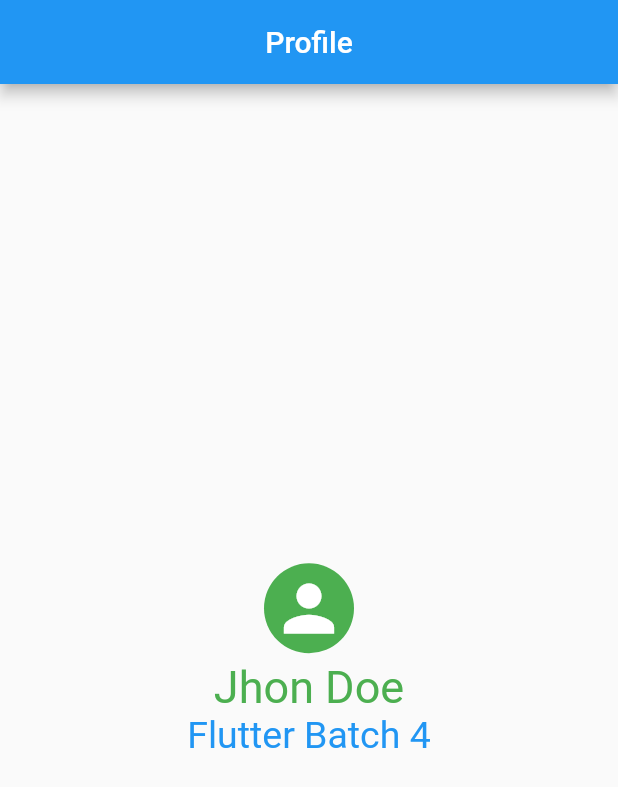
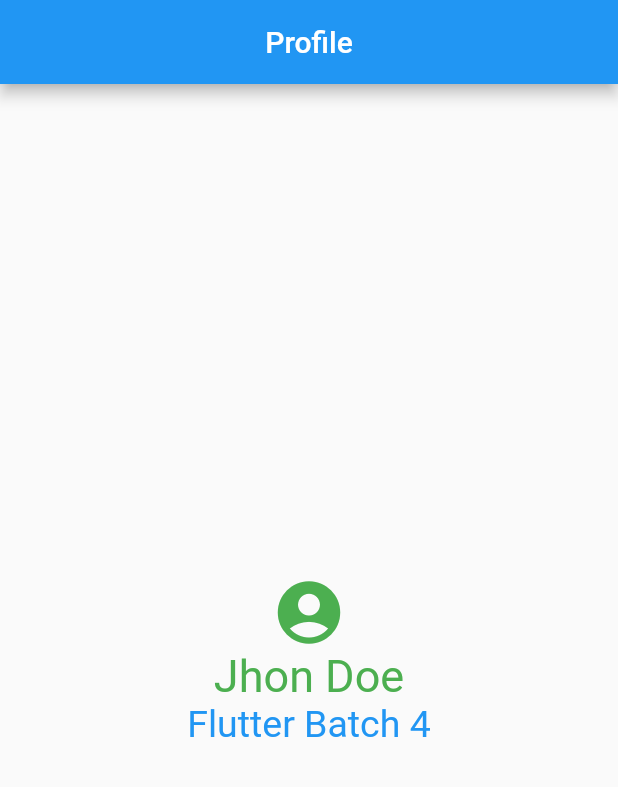
Before and after one commit to MrSohan10/Flutter-Live-Tests, a Flutter app: the screen it shows after launch, on a phone screen of 412 x 824 dp. Shown: the top 787 px of the screen. Run offline on Flutter 3.47's test engine with Material 2 defaults, Android fonts, the phone set to English and light mode, and no system bars.

Commit message:
Update main.dart

```diff
--- a/lib/main.dart
+++ b/lib/main.dart
@@ -18,20 +18,7 @@ class MyApp extends StatelessWidget {
           child: Column(
             mainAxisAlignment: MainAxisAlignment.center,
             children: [
-              Container(
-                width: 60,
-                height: 60,
-                decoration: BoxDecoration(
-                  shape: BoxShape.circle,
-                  color: Colors.green,
-                ),
-                child: Icon(
-                  Icons.person,
-                  size: 50,
-                  color: Colors.white,
-                ),
-              ),
-              SizedBox(height: 5),
+              Icon(Icons.account_circle_rounded, size: 50, color: Colors.green),
               Text('Jhon Doe',
                   style: TextStyle(color: Colors.green, fontSize: 30)),
               Text(
```
